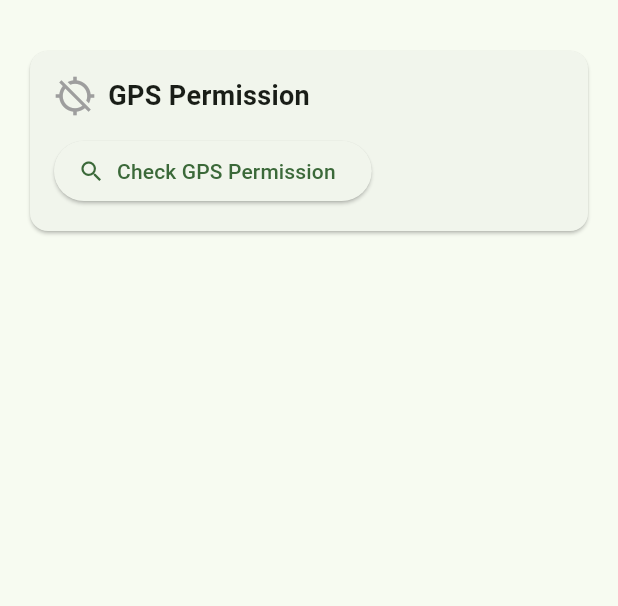
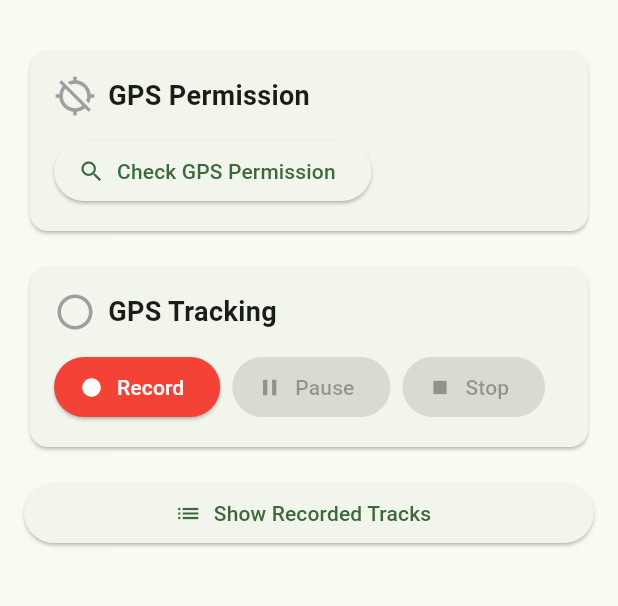
Before and after one commit to andywyatte17/andys-gps-collector, a Flutter app: the screen it shows after launch, on a phone screen of 412 x 824 dp, the part 63-669 px from its top. Run offline on Flutter 3.47's test engine with Material 3 defaults, Android fonts, the phone set to English and light mode, and no system bars; our stand-ins replace geolocator, permission_handler, sqflite; accounts and stored records are empty.

Commit message:
Getting there - added GPS Tracking button and Show Recorded Tracks.

```diff
--- a/gps_collector/lib/screens/home_screen.dart
+++ b/gps_collector/lib/screens/home_screen.dart
@@ -1,7 +1,9 @@
 import 'package:flutter/material.dart';
 import 'package:permission_handler/permission_handler.dart';
 import '../services/permission_service.dart';
+import '../services/tracking_service.dart';
 import 'debug_screen.dart';
+import 'tracks_screen.dart';
 
 class HomeScreen extends StatefulWidget {
   const HomeScreen({super.key});
@@ -12,7 +14,22 @@ class HomeScreen extends StatefulWidget {
 
 class _HomeScreenState extends State<HomeScreen> {
   final PermissionService _permissionService = PermissionService();
+  final TrackingService _trackingService = TrackingService();
   GpsPermissionResult? _permissionResult;
+
+  @override
+  void initState() {
+    super.initState();
+    _trackingService.onPositionUpdate = (_) {
+      setState(() {});
+    };
+  }
+
+  @override
+  void dispose() {
+    _trackingService.dispose();
+    super.dispose();
+  }
 
   Future<void> _checkPermission() async {
     final result = await _permissionService.checkGpsPermission();
@@ -64,8 +81,53 @@ class _HomeScreenState extends State<HomeScreen> {
     }
   }
 
+  Future<void> _onRecord() async {
+    // Check permission first
+    final permResult = await _permissionService.checkGpsPermission();
+    if (permResult.status != GpsPermissionStatus.granted) {
+      setState(() {
+        _permissionResult = permResult;
+      });
+      if (mounted) {
+        ScaffoldMessenger.of(context).showSnackBar(
+          const SnackBar(
+            content: Text('GPS permission required. Check status above.'),
+          ),
+        );
+      }
+      return;
+    }
+
+    if (_trackingService.state == TrackingState.paused) {
+      await _trackingService.resume();
+    } else {
+      await _trackingService.startRecording();
+    }
+    setState(() {});
+  }
+
+  Future<void> _onPause() async {
+    await _trackingService.pause();
+    setState(() {});
+  }
+
+  Future<void> _onStop() async {
+    await _trackingService.stop();
+    setState(() {});
+    if (mounted) {
+      ScaffoldMessenger.of(context).showSnackBar(
+        const SnackBar(content: Text('Track saved.')),
+      );
+    }
+  }
+
   @override
   Widget build(BuildContext context) {
+    final trackingState = _trackingService.state;
+    final isRecording = trackingState == TrackingState.recording;
+    final isPaused = trackingState == TrackingState.paused;
+    final isActive = isRecording || isPaused;
+
     return Scaffold(
       appBar: AppBar(
         title: const Text('GPS Collector'),
@@ -153,6 +215,100 @@ class _HomeScreenState extends State<HomeScreen> {
                 ),
               ),
             ),
+            const SizedBox(height: 16),
+
+            // GPS Tracking Section
+            Card(
+              child: Padding(
+                padding: const EdgeInsets.all(16.0),
+                child: Column(
+                  crossAxisAlignment: CrossAxisAlignment.start,
+                  children: [
+                    Row(
+                      children: [
+                        Icon(
+                          isRecording
+                              ? Icons.fiber_manual_record
+                              : isPaused
+                                  ? Icons.pause_circle
+                                  : Icons.radio_button_unchecked,
+                          color: isRecording
+                              ? Colors.red
+                              : isPaused
+                                  ? Colors.orange
+                                  : Colors.grey,
+                          size: 28,
+                        ),
+                        const SizedBox(width: 8),
+                        Text(
+                          isRecording
+                              ? 'Recording...'
+                              : isPaused
+                                  ? 'Paused'
+                                  : 'GPS Tracking',
+                          style: const TextStyle(
+                            fontSize: 18,
+                            fontWeight: FontWeight.bold,
+                          ),
+                        ),
+                      ],
+                    ),
+                    if (isActive) ...[
+                      const SizedBox(height: 8),
+                      Text(
+                        'Points collected: ${_trackingService.pointCount}',
+                        style: const TextStyle(fontSize: 16),
+                      ),
+                    ],
+                    const SizedBox(height: 12),
+                    Row(
+                      children: [
+                        // Record / Resume button
+                        ElevatedButton.icon(
+                          onPressed: isRecording ? null : _onRecord,
+                          icon: const Icon(Icons.fiber_manual_record),
+                          label: Text(isPaused ? 'Resume' : 'Record'),
+                          style: ElevatedButton.styleFrom(
+                            foregroundColor: Colors.white,
+                            backgroundColor:
+                                isRecording ? Colors.grey : Colors.red,
+                          ),
+                        ),
+                        const SizedBox(width: 8),
+                        // Pause button (only active when recording)
+                        ElevatedButton.icon(
+                          onPressed: isRecording ? _onPause : null,
+                          icon: const Icon(Icons.pause),
+                          label: const Text('Pause'),
+                        ),
+                        const SizedBox(width: 8),
+                        // Stop button (active when recording or paused)
+                        ElevatedButton.icon(
+                          onPressed: isActive ? _onStop : null,
+                          icon: const Icon(Icons.stop),
+                          label: const Text('Stop'),
+                        ),
+                      ],
+                    ),
+                  ],
+                ),
+              ),
+            ),
+            const SizedBox(height: 16),
+
+            // Show Tracks button
+            ElevatedButton.icon(
+              onPressed: () {
+                Navigator.push(
+                  context,
+                  MaterialPageRoute(
+                    builder: (context) => const TracksScreen(),
+                  ),
+                );
+              },
+              icon: const Icon(Icons.list),
+              label: const Text('Show Recorded Tracks'),
+            ),
           ],
         ),
       ),
```
Also changed, not shown: gps_collector/lib/screens/tracks_screen.dart (added, +182 -0 lines), gps_collector/lib/services/database_service.dart (+135 -9 lines), gps_collector/lib/services/gpx_service.dart (added, +57 -0 lines), gps_collector/lib/services/tracking_service.dart (added, +134 -0 lines), 2 other files.
